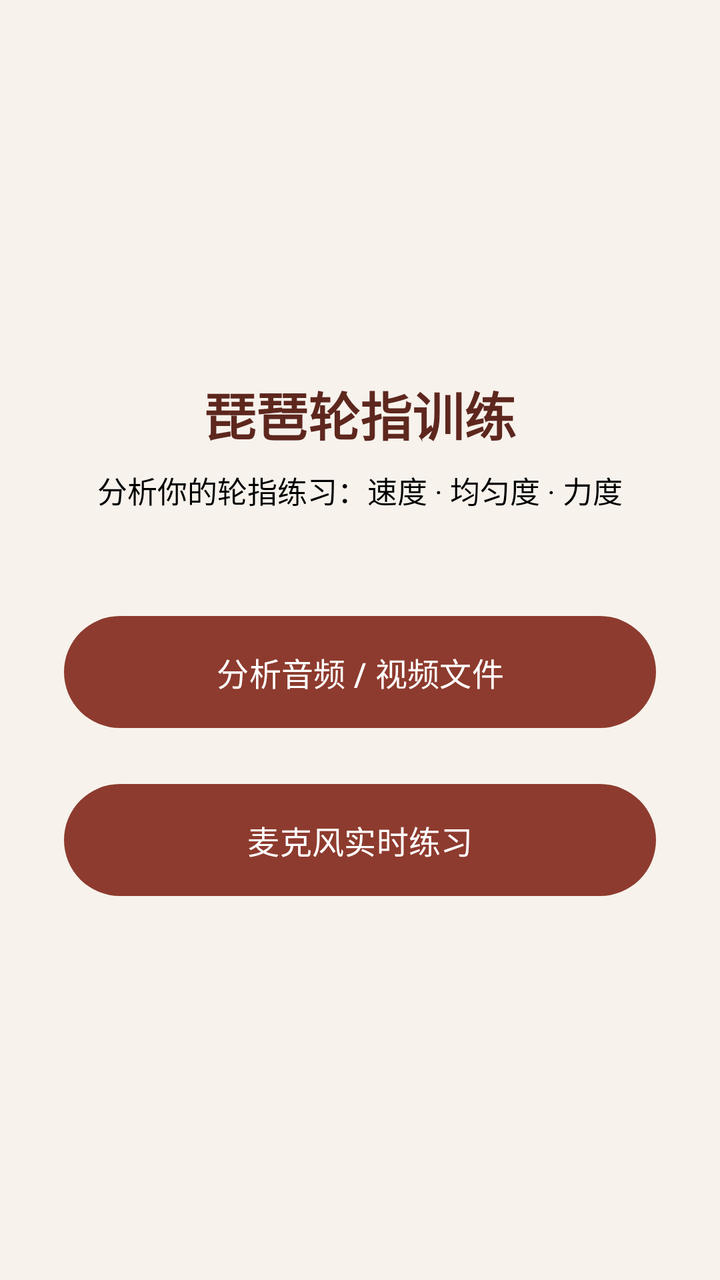
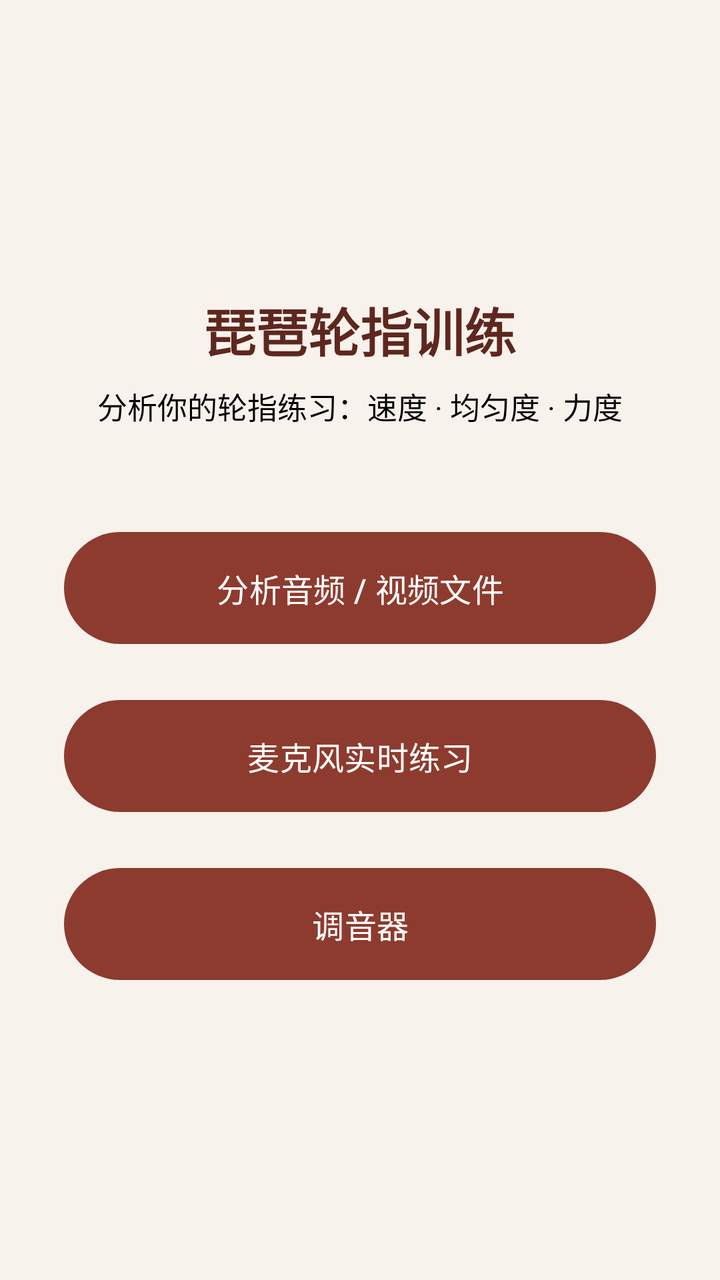

Two renders of the same Android screen: before a commit and after it. Below are the layout's source before the change and the commit's diff.
<!-- AndroidManifest.xml: application theme Theme.PipaTrainer -->
<!-- res/layout/activity_main.xml -->
<?xml version="1.0" encoding="utf-8"?>
<LinearLayout xmlns:android="http://schemas.android.com/apk/res/android"
    android:layout_width="match_parent"
    android:layout_height="match_parent"
    android:orientation="vertical"
    android:gravity="center"
    android:background="@color/bg"
    android:padding="32dp">

    <TextView
        android:layout_width="wrap_content"
        android:layout_height="wrap_content"
        android:text="@string/title_home"
        android:textSize="26sp"
        android:textStyle="bold"
        android:textColor="@color/pipa_primary_dark" />

    <TextView
        android:layout_width="wrap_content"
        android:layout_height="wrap_content"
        android:layout_marginTop="8dp"
        android:layout_marginBottom="48dp"
        android:text="@string/subtitle_home"
        android:textSize="15sp"
        android:textColor="@color/black" />

    <com.google.android.material.button.MaterialButton
        android:id="@+id/btnFile"
        android:layout_width="match_parent"
        android:layout_height="64dp"
        android:layout_marginBottom="20dp"
        android:text="@string/btn_pick_file"
        android:textSize="16sp" />

    <com.google.android.material.button.MaterialButton
        android:id="@+id/btnLive"
        android:layout_width="match_parent"
        android:layout_height="64dp"
        android:text="@string/btn_live"
        android:textSize="16sp" />
</LinearLayout>
<!-- resources referenced by this layout -->
<resources>
  <color name="bg">#FFF7F2EC</color>
  <color name="black">#FF000000</color>
  <color name="pipa_primary_dark">#FF5E271E</color>
  <string name="btn_live">麦克风实时练习</string>
  <string name="btn_pick_file">分析音频 / 视频文件</string>
  <string name="subtitle_home">分析你的轮指练习：速度 · 均匀度 · 力度</string>
  <string name="title_home">琵琶轮指训练</string>
  <style name="Theme.PipaTrainer" parent="Theme.Material3.DayNight.NoActionBar">
          <item name="colorPrimary">@color/pipa_primary</item>
          <item name="colorOnPrimary">@color/white</item>
          <item name="android:statusBarColor">@color/pipa_primary_dark</item>
      </style>
  <color name="pipa_primary">#FF8D3B2E</color>
  <color name="white">#FFFFFFFF</color>
</resources>

<!-- the commit's change to res/layout/activity_main.xml (unified diff, before → after) -->
@@ -36,6 +36,14 @@
         android:id="@+id/btnLive"
         android:layout_width="match_parent"
         android:layout_height="64dp"
+        android:layout_marginBottom="20dp"
         android:text="@string/btn_live"
         android:textSize="16sp" />
+
+    <com.google.android.material.button.MaterialButton
+        android:id="@+id/btnTuner"
+        android:layout_width="match_parent"
+        android:layout_height="64dp"
+        android:text="@string/btn_tuner"
+        android:textSize="16sp" />
 </LinearLayout>
<!-- resource entries referenced after the edit -->
@@ -5,6 +5,7 @@
   <color name="pipa_primary_dark">#FF5E271E</color>
   <string name="btn_live">麦克风实时练习</string>
   <string name="btn_pick_file">分析音频 / 视频文件</string>
+  <string name="btn_tuner">调音器</string>
   <string name="subtitle_home">分析你的轮指练习：速度 · 均匀度 · 力度</string>
   <string name="title_home">琵琶轮指训练</string>
   <style name="Theme.PipaTrainer" parent="Theme.Material3.DayNight.NoActionBar">
